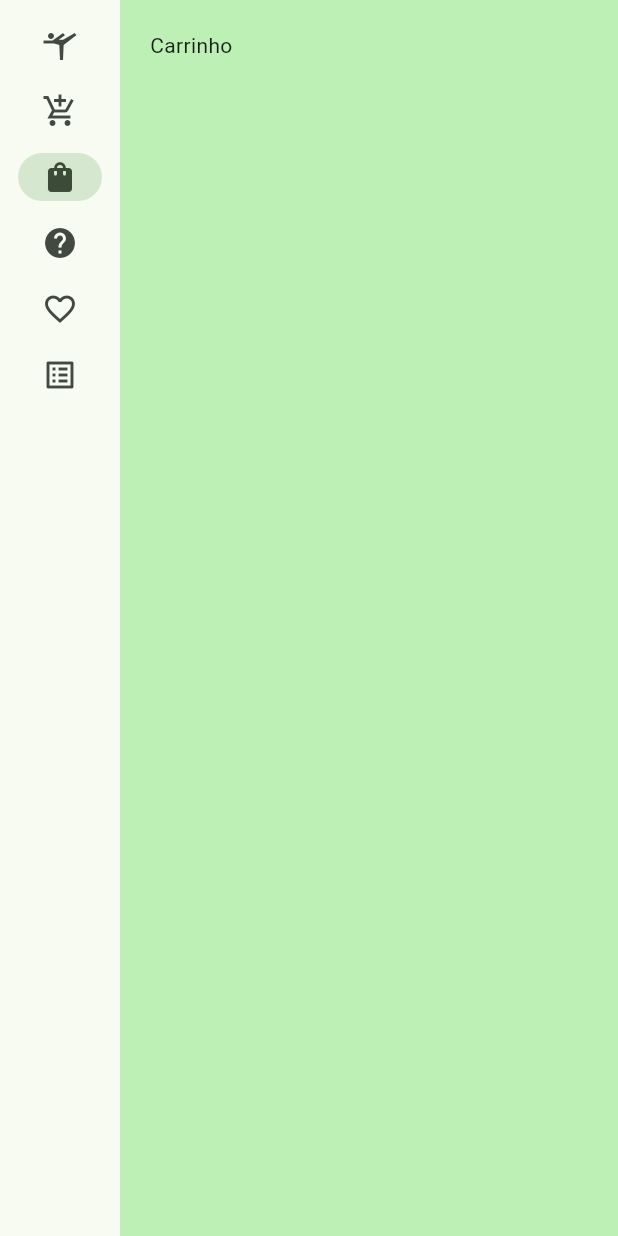
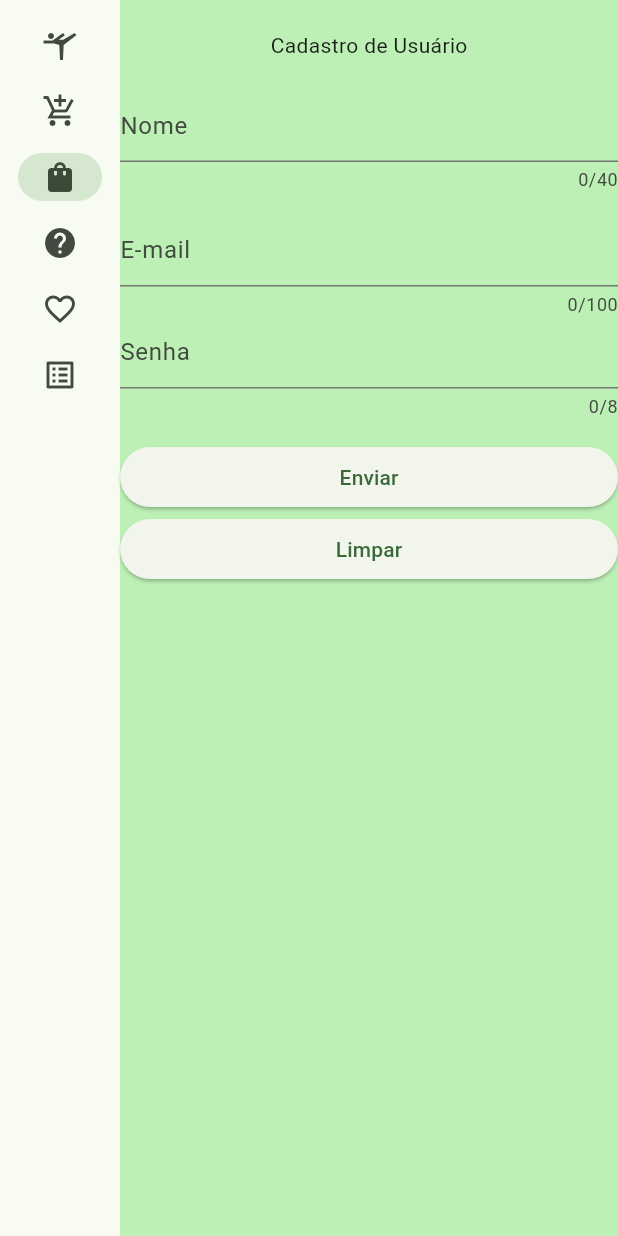
Before and after one commit to lauraalvess/favoritesCarFirebase, a Flutter app: the screen it shows after launch, after a tap on "Produtos", after a tap on "Carrinho", on a phone screen of 412 x 824 dp. Run offline on Flutter 3.47's test engine with Material 3 defaults, Android fonts, the phone set to English and light mode, and no system bars; our stand-ins replace cloud_firestore, firebase_auth, firebase_core; accounts and stored records are empty; network calls fail; statements that could not run were skipped.

Commit message:
Inserção de usuário via FirebaseAuth

```diff
--- a/lib/service/firestore_service.dart
+++ b/lib/service/firestore_service.dart
@@ -1,9 +1,11 @@
 import 'package:cloud_firestore/cloud_firestore.dart';
+import 'package:firebase_auth/firebase_auth.dart';
 import 'package:firebasewebexample/model/todo_model.dart';
 import 'package:flutter/material.dart';
 
 class FirestoreService {
   var firestore = FirebaseFirestore.instance;
+  var firebaseAuth = FirebaseAuth.instance;
 
   Future<String> addTodo(TodoModel model) async {
     try {
@@ -102,4 +104,14 @@ class FirestoreService {
     }
     return true;
   }
+
+  testeUsuario(String email, String senha, String nome) async {
+    try {
+      UserCredential userCred = await firebaseAuth
+          .createUserWithEmailAndPassword(email: email, password: senha);
+    } on FirebaseException catch (e) {
+      debugPrint("Failed with error '${e.code}': ${e.message}");
+      throw Exception(e.message);
+    }
+  }
 }
--- a/lib/view/cart_page.dart
+++ b/lib/view/cart_page.dart
@@ -1,19 +1,71 @@
+import 'package:firebasewebexample/service/firestore_service.dart';
+import 'package:firebasewebexample/view/controller/my_app_state.dart';
 import 'package:flutter/material.dart';
+import 'package:provider/provider.dart';
 
 class CartPage extends StatelessWidget {
   const CartPage({super.key});
 
   @override
   Widget build(BuildContext context) {
-    //var appState = context.watch<MyAppState>();
+    var _controller = TextEditingController();
+    var _controller2 = TextEditingController();
+    var _controller3 = TextEditingController();
+
+    var appState = context.watch<MyAppState>();
 
     return ListView(
-      children: [
-        const Padding(
-          padding: EdgeInsets.all(20),
-          child: Text("Carrinho"),
+      children: <Widget>[
+        const Center(
+          child: Padding(
+            padding: EdgeInsets.all(20),
+            child: Text("Cadastro de Usuário"),
+          ),
         ),
+        TextFormField(
+            controller: _controller3,
+            decoration: const InputDecoration(hintText: 'Nome'),
+            maxLength: 40,
+            onSaved: (String? val) {}),
+        const SizedBox(height: 15.0),
+        TextFormField(
+          controller: _controller,
+          decoration: const InputDecoration(hintText: 'E-mail'),
+          keyboardType: TextInputType.emailAddress,
+          maxLength: 100,
+          //validator: _validarNome,
+          onSaved: (String? val) {},
+        ),
+        TextFormField(
+            controller: _controller2,
+            decoration: const InputDecoration(hintText: 'Senha'),
+            keyboardType: TextInputType.visiblePassword,
+            maxLength: 8,
+            onSaved: (String? val) {}),
+        const SizedBox(height: 15.0),
+        ElevatedButton(
+          onPressed: () {
+            salvarUsuario(
+                _controller.text, _controller2.text, _controller3.text);
+          },
+          child: const Text('Enviar'),
+        ),
+        ElevatedButton(
+          onPressed: () {
+            _controller.clear();
+            _controller2.clear();
+            _controller3.clear();
+          },
+          child: const Text('Limpar'),
+        )
       ],
     );
   }
+
+  salvarUsuario(String email, String senha, String nome) {
+    try {
+      var fDAO = FirestoreService();
+      fDAO.testeUsuario(email, senha, nome);
+    } on Exception catch (_, ex) {}
+  }
 }
--- a/pubspec.yaml
+++ b/pubspec.yaml
@@ -12,6 +12,7 @@ dependencies:
   provider: ^6.0.0
   cloud_firestore: ^5.4.0
   firebase_core: ^3.4.0
+  firebase_auth:
 
 dev_dependencies:
   flutter_test:
```
